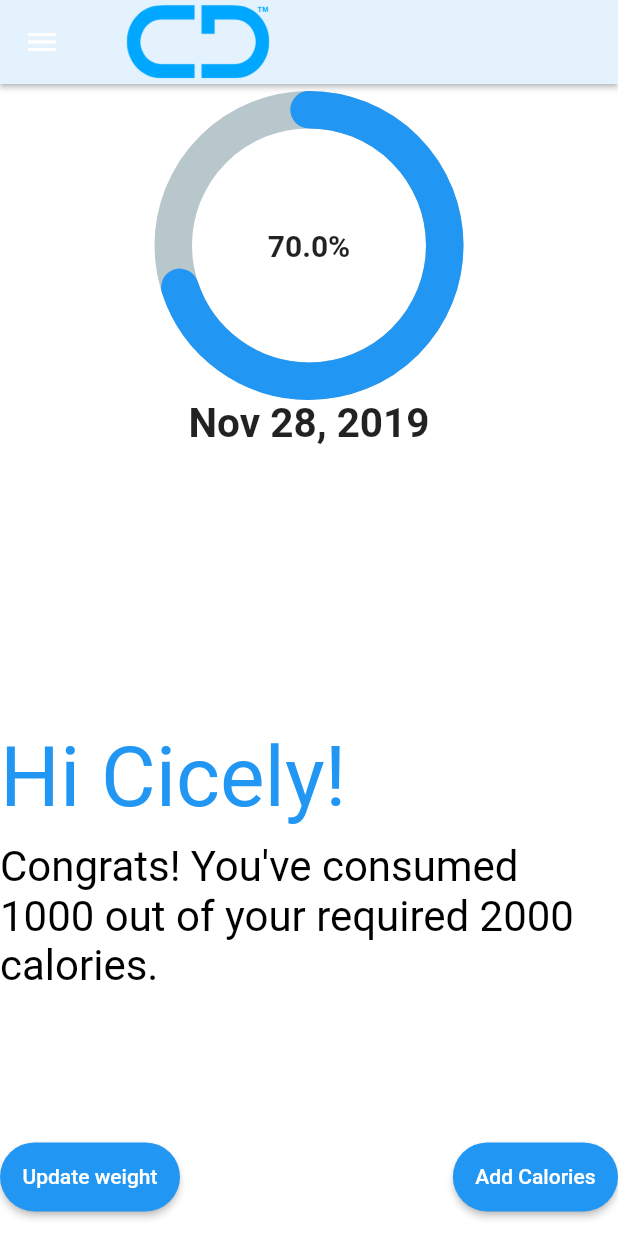
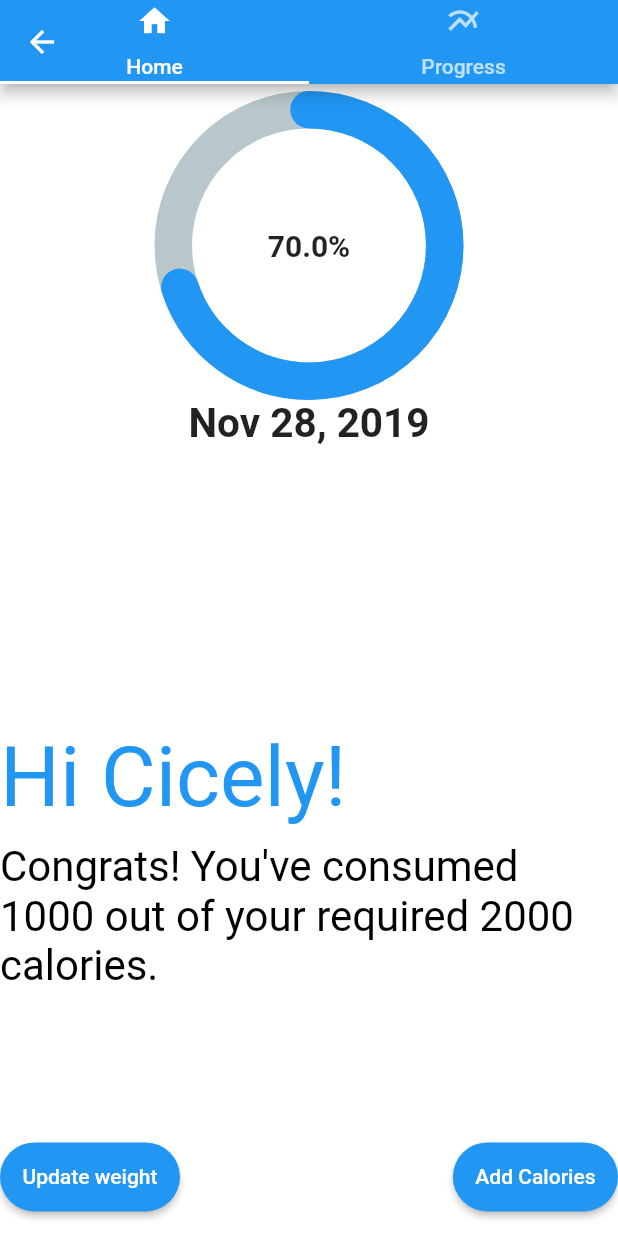
Before and after one commit to cicelybeckford/CoDiet-Flutter, a Flutter app: the HomePage screen opened directly, on a phone screen of 412 x 824 dp. Run offline on Flutter 3.47's test engine with Material 2 defaults, Android fonts, the phone set to English and light mode, and no system bars; drawn by our look-alikes of percent_indicator; our stand-ins replace charts_flutter; missing offline and left inert: firebase; accounts and stored records are empty.

Commit message:
Modified navigation flow

```diff
--- a/lib/pages/home_page.dart
+++ b/lib/pages/home_page.dart
@@ -1,14 +1,10 @@
-import 'dart:html' as html;
+import 'package:codiet/utils/auth.dart';
+import 'package:codiet/utils/nav_buttons.dart';
+import 'package:flutter/material.dart';
+import 'package:codiet/pages/profile_page.dart';
 import 'package:codiet/pages/journey_page.dart';
-import 'package:flutter/material.dart';
-import 'package:codiet/utils/auth.dart';
-import 'package:codiet/utils/responsive_widget.dart';
-import 'package:codiet/utils/nav_buttons.dart';
-import 'package:codiet/utils/nav_header.dart';
-import 'package:codiet/utils/profile_info.dart';
 
 class HomePage extends StatefulWidget {
-
   HomePage({Key key, this.auth, this.userId, this.logoutCallback});
 
   final BaseAuth auth;
@@ -16,17 +12,24 @@ class HomePage extends StatefulWidget {
   final String userId;
 
   @override
-  State<StatefulWidget> createState() => new _HomePageState();
+  HomePageState createState() => new HomePageState();
 }
 
-class _HomePageState extends State<HomePage> {
-  final GlobalKey<FormState> formKey = GlobalKey<FormState>();
-  // final Firestore dc = firestore();
-  // final FirebaseDatabase db = FirebaseDatabase.instance;
+class HomePageState extends State<HomePage> with SingleTickerProviderStateMixin {
+  TabController controller;
 
-  // Database db = database();
-  // DatabaseReference ref = db.ref("messages");
-  //TODO: handle populating the page with actual info from the db
+  @override
+  void initState() {
+    super.initState();
+    controller = new TabController(vsync: this, length: 2);
+  }
+
+  @override
+  void dispose() {
+    controller.dispose();
+    super.dispose();
+  }
+
   signOut() async {
     try {
       await widget.auth.signOut();
@@ -36,80 +39,54 @@ class _HomePageState extends State<HomePage> {
     }
   }
 
-  List<NavButton> navButtons() => [
-    NavButton(
-      text: "Home",
-      onPressed: () {
-        // html.window.open("https://google.com", "CoDiet");
-      },
-    ),
-    NavButton(
-      text: "Journey",
-      onPressed: () {
-        Navigator.push(
-            context,
-            MaterialPageRoute(
-              builder: (context) => UserJourney(userId: widget.userId),
-            ),
-          );
-      },
-    ),
-    NavButton(
-      text: "Logout",
-      onPressed: () {
-        signOut();
-      },
-    ),
-  ];
-
   @override
   Widget build(BuildContext context) {
-    return ResponsiveWidget(
-      largeScreen: Scaffold(
-        backgroundColor: Colors.white,
-        appBar: AppBar(
-          elevation: 1.5,
-          backgroundColor: Colors.blue[50],
-          title: Row(
-            mainAxisAlignment: MainAxisAlignment.start,
-            children: <Widget>[
-              Image.asset(
-                'assets/logo.png',
-                width: 120,
-                height: 150,
-              ),
-            ],
+    return new Scaffold(
+      appBar: new AppBar(
+        backgroundColor: Colors.blue,
+        // title: new Row(
+        //   mainAxisAlignment: MainAxisAlignment.start,
+        //     children: <Widget>[
+        //       new SizedBox(
+        //         width: 70,
+        //       ),
+        //       Image.asset(
+        //         'assets/logo.png',
+        //         width: 120,
+        //         height: 150,
+        //       ),
+        //     ],
+        //   ),
+        // actions: <Widget> [
+        //     NavButton(
+        //       text: "Logout",
+        //       onPressed: () {
+        //         signOut();
+        //       },
+        //     ),
+        //     new SizedBox(
+        //       width: 100,
+        //     )
+        // ],
+        flexibleSpace: new TabBar(
+          controller: controller,
+          tabs: <Tab>[
+            new Tab(text: "Home", icon: new Icon(Icons.home),),
+            new Tab(text: "Progress", icon: new Icon(Icons.multiline_chart),),
+          ]
+        )
+      ),
+      body: new TabBarView(
+        controller: controller,
+        children: <Widget>[
+          ProfilePage(
+            userId: widget.userId,
           ),
-          actions: <Widget> [
-            NavHeader(navButtons: navButtons()),
-          ]
-        ),
-        drawer: ResponsiveWidget.isSmallScreen(context)
-            ? Drawer(
-                child: ListView(
-                  padding: const EdgeInsets.all(20),
-                  children: navButtons(),
-                ),
-              )
-            : null,
-        body: SingleChildScrollView(
-          child: AnimatedPadding(
-            duration: Duration(seconds: 1),
-            padding: EdgeInsets.all(0),
-            child: ResponsiveWidget(
-              largeScreen: Column(
-                mainAxisAlignment: MainAxisAlignment.start,
-                children: <Widget>[
-                  ProfileInfo(),
-                  SizedBox(
-                    height: MediaQuery.of(context).size.height * 0.2,
-                  ),
-                ],
-              ),
-            ),
+          UserJourney(
+            userId: widget.userId,
           ),
-        ),
-      ),
+        ]
+      )
     );
   }
 }
--- a/lib/utils/profile_info.dart
+++ b/lib/pages/profile_page.dart
@@ -1,8 +1,79 @@
+import 'package:codiet/utils/custom_dialog.dart';
 import 'package:flutter/material.dart';
 import 'package:codiet/utils/responsive_widget.dart';
+import 'package:intl/intl.dart';
 import 'package:percent_indicator/percent_indicator.dart';
-import 'package:intl/intl.dart';
-import 'package:codiet/utils/custom_dialog.dart';
+
+class ProfilePage extends StatefulWidget {
+
+  ProfilePage({Key key, this.userId});
+
+  final String userId;
+
+  @override
+  State<StatefulWidget> createState() => new _ProfilePageState();
+}
+
+class _ProfilePageState extends State<ProfilePage> {
+  final GlobalKey<FormState> formKey = GlobalKey<FormState>();
+  // final Firestore dc = firestore();
+  // final FirebaseDatabase db = FirebaseDatabase.instance;
+
+  // Database db = database();
+  // DatabaseReference ref = db.ref("messages");
+  //TODO: handle populating the page with actual info from the db
+
+  @override
+  Widget build(BuildContext context) {
+    return ResponsiveWidget(
+      largeScreen: Scaffold(
+        backgroundColor: Colors.white,
+        // appBar: AppBar(
+        //   elevation: 1.5,
+        //   backgroundColor: Colors.blue[50],
+        //   title: Row(
+        //     mainAxisAlignment: MainAxisAlignment.start,
+        //     children: <Widget>[
+        //       Image.asset(
+        //         'assets/logo.png',
+        //         width: 120,
+        //         height: 150,
+        //       ),
+        //     ],
+        //   ),
+        //   actions: <Widget> [
+        //     NavHeader(navButtons: navButtons()),
+        //   ]
+        // ),
+        // drawer: ResponsiveWidget.isSmallScreen(context)
+        //     ? Drawer(
+        //         child: ListView(
+        //           padding: const EdgeInsets.all(20),
+        //           children: navButtons(),
+        //         ),
+        //       )
+        //     : null,
+        body: SingleChildScrollView(
+          child: AnimatedPadding(
+            duration: Duration(seconds: 1),
+            padding: EdgeInsets.all(0),
+            child: ResponsiveWidget(
+              largeScreen: Column(
+                mainAxisAlignment: MainAxisAlignment.start,
+                children: <Widget>[
+                  ProfileInfo(),
+                  SizedBox(
+                    height: MediaQuery.of(context).size.height * 0.2,
+                  ),
+                ],
+              ),
+            ),
+          ),
+        ),
+      ),
+    );
+  }
+}
 
 class ProfileInfo extends StatelessWidget {
   final String formattedDate = DateFormat('yMMMd').format(DateTime.now());
--- a/lib/pages/root_page.dart
+++ b/lib/pages/root_page.dart
@@ -1,3 +1,4 @@
+import 'package:codiet/pages/profile_page.dart';
 import 'package:flutter/material.dart';
 import 'package:firebase/firebase.dart' as fb;
 import 'package:codiet/pages/home_page.dart';
```
Also changed, not shown: lib/pages/journey_page.dart (+1 -6 lines), lib/utils/nav_buttons.dart (+3 -14 lines), assets/logo.png.
